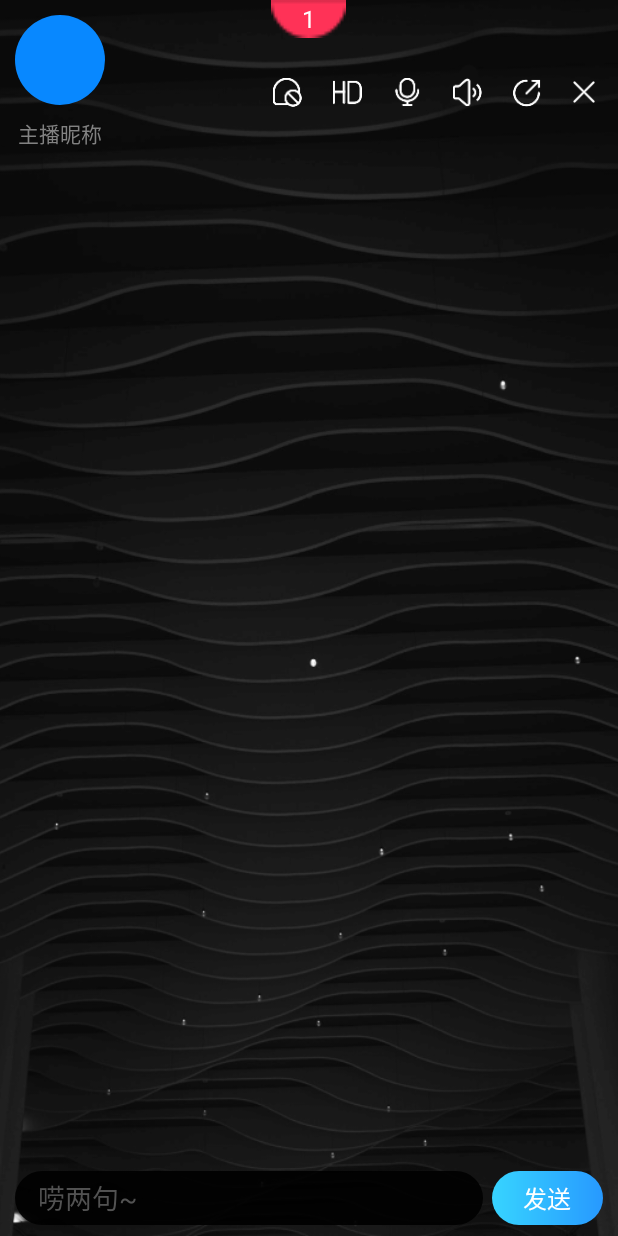
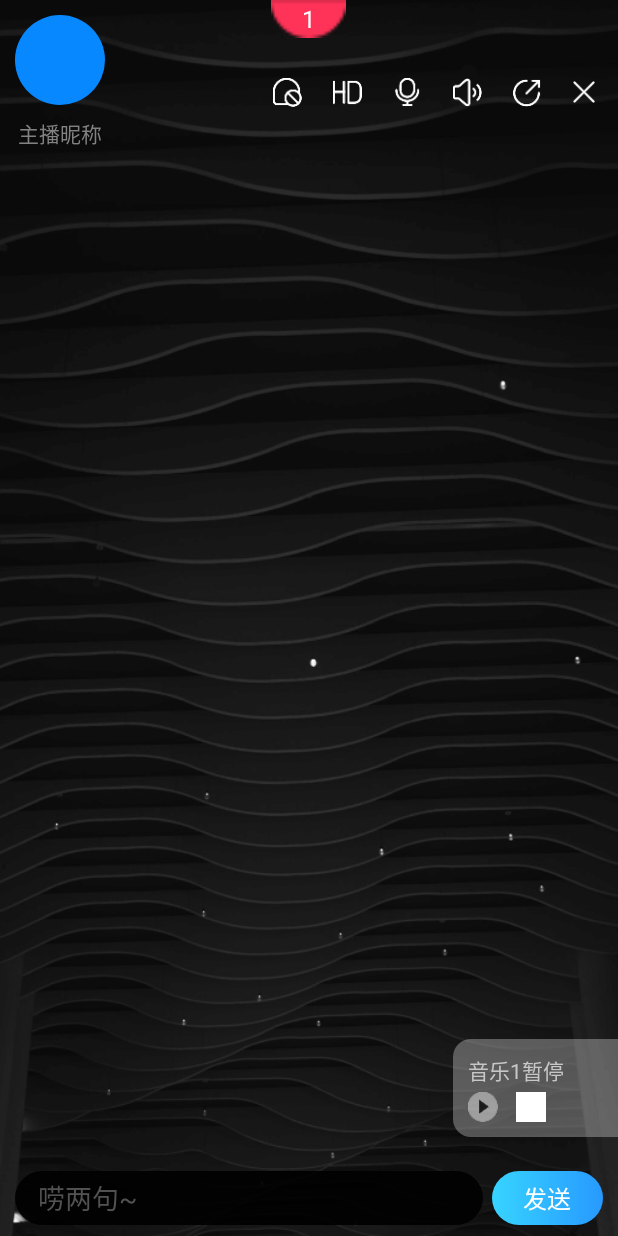
Before and after one commit to netease-im/audioroom, an Android app: the layout activity_live.xml on its own in the app's theme, with its tools: preview values and no code run, on a phone screen of 412 x 824 dp. Run offline under Robolectric (Android 15) with nearby library versions, the phone set to English and light mode, and no system bars.

Commit message:
增加伴音乐功能

```diff
--- a/app/src/main/java/com/netease/audioroom/demo/base/BaseAudioActivity.java
+++ b/app/src/main/java/com/netease/audioroom/demo/base/BaseAudioActivity.java
@@ -265,6 +265,7 @@ public abstract class BaseAudioActivity extends BaseActivity implements ViewTree
 
         nrtcEx = (NRtcEx) NRtc.create(this, CommonUtil.readAppKey(), new SimpleNRtcCallback());
         nrtcEx.setParameter(NRtcParameters.KEY_SESSION_MULTI_MODE, true);
+        nrtcEx.setParameter(NRtcParameters.KEY_AUDIO_HIGH_QUALITY, true);
         audioUid = System.nanoTime();
         enterChatRoom(roomInfo.getRoomId());
         findBaseView();
--- /dev/null
+++ b/app/src/main/res/drawable/play_music_contronal.xml
@@ -0,0 +1,13 @@
+<?xml version="1.0" encoding="utf-8"?>
+<shape xmlns:android="http://schemas.android.com/apk/res/android"
+    android:shape="rectangle">
+
+
+    <solid android:color="#4cffffff" />
+
+
+    <corners
+        android:bottomLeftRadius="12dp"
+        android:topLeftRadius="12dp" />
+
+</shape>
--- /dev/null
+++ b/app/src/main/res/drawable/play_pause_state_bg.xml
@@ -0,0 +1,7 @@
+<?xml version="1.0" encoding="utf-8"?>
+<selector xmlns:android="http://schemas.android.com/apk/res/android">
+
+    <item android:drawable="@drawable/music_control_pause" android:state_selected="true" />
+    <item android:drawable="@drawable/music_control_play" />
+
+</selector>
--- a/app/src/main/res/layout/activity_live.xml
+++ b/app/src/main/res/layout/activity_live.xml
@@ -21,4 +21,44 @@
         android:layout_height="match_parent" />
 
 
+    <RelativeLayout
+        android:layout_width="110dp"
+        android:layout_height="wrap_content"
+        android:layout_gravity="right|bottom"
+        android:layout_marginBottom="66dp"
+        android:background="@drawable/play_music_contronal"
+        android:paddingBottom="10dp"
+        android:paddingLeft="10dp"
+        android:paddingTop="10dp">
+
+
+        <TextView
+            android:id="@+id/tv_music_play_hint"
+            android:layout_width="wrap_content"
+            android:layout_height="wrap_content"
+            android:ellipsize="end"
+            android:maxLines="1"
+            android:text="音乐1暂停"
+            android:textColor="@color/color_c7c7c7" />
+
+        <ImageView
+            android:id="@+id/iv_pause_or_play"
+            android:layout_width="20dp"
+            android:layout_height="20dp"
+            android:layout_below="@id/tv_music_play_hint"
+            android:layout_marginTop="4dp"
+            android:src="@drawable/play_pause_state_bg" />
+
+        <ImageView
+            android:id="@+id/iv_next"
+            android:layout_width="20dp"
+            android:layout_height="20dp"
+            android:layout_below="@id/tv_music_play_hint"
+            android:layout_marginLeft="12dp"
+            android:layout_marginTop="4dp"
+            android:layout_toRightOf="@id/iv_pause_or_play"
+            android:src="#ffffff" />
+    </RelativeLayout>
+
+
 </FrameLayout>
--- a/app/src/main/res/values/colors.xml
+++ b/app/src/main/res/values/colors.xml
@@ -22,6 +22,7 @@
     <color name="color_ff4f4f">#ff4f4f</color>
     <color name="color_FF3257">#FF3257</color>
     <color name="color_FF6159">#FF6159</color>
+    <color name="color_c7c7c7">#c7c7c7</color>
 
 
 </resources>
```
Also changed, not shown: app/src/main/java/com/netease/audioroom/demo/activity/AudioLiveActivity.java (+80 -1 lines), app/src/main/java/com/netease/audioroom/demo/util/CommonUtil.java (+50 -1 lines), app/src/main/res/drawable-xxhdpi/music_control_pause.png (added), app/src/main/res/drawable-xxhdpi/music_control_play.png (added), 2 other files.
